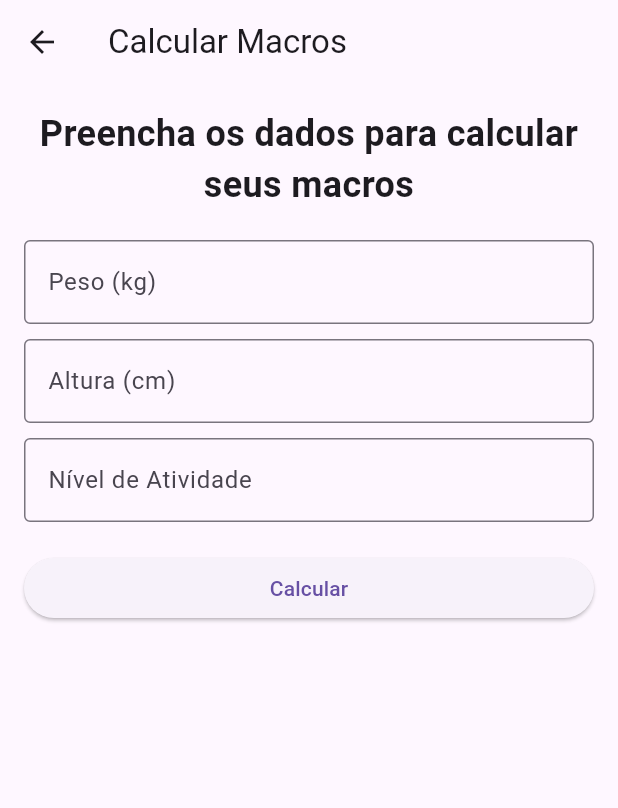
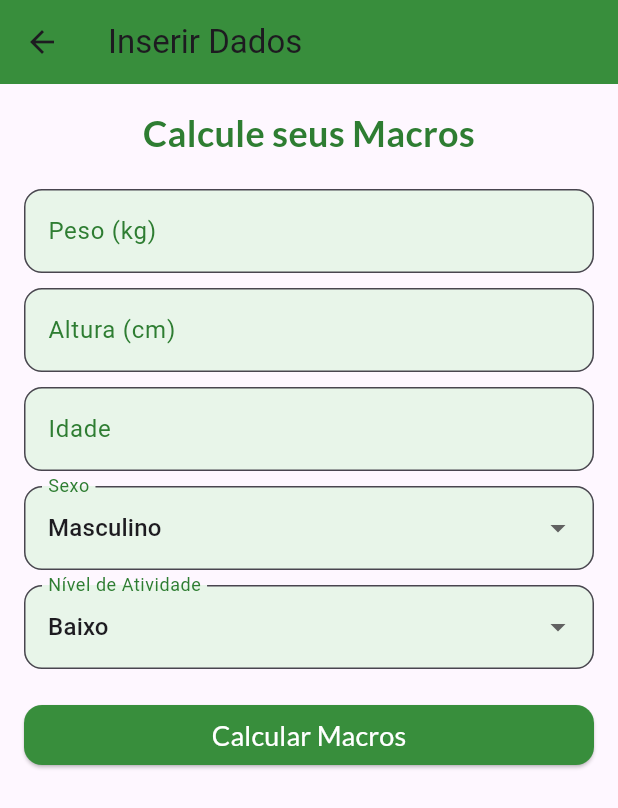
Before and after one commit to erastogodi/aplicativo-treino1, a Flutter app: the screen it shows after launch, after a tap on "Pular", on a phone screen of 412 x 824 dp. Shown: the top 808 px of the screen. Run offline on Flutter 3.47's test engine with Material 3 defaults, Android fonts, the phone set to English and light mode, and no system bars; our stand-ins replace google_fonts.

Commit message:
adicionado novas duas telas para cálculo de macros.

```diff
--- a/lib/controllers/treino_controller.dart
+++ b/lib/controllers/treino_controller.dart
@@ -1,7 +1,7 @@
 import '../models/treino_model.dart';
 
 class TreinoController {
-  List<Treino> _treinos = [];
+  final List<Treino> _treinos = [];
 
   List<Treino> getTreinos() {
     return _treinos;
--- a/lib/main.dart
+++ b/lib/main.dart
@@ -6,6 +6,8 @@ void main() {
 }
 
 class TreinoApp extends StatelessWidget {
+  const TreinoApp({super.key});
+
   @override
   Widget build(BuildContext context) {
     return MaterialApp(
--- a/lib/views/login_view.dart
+++ b/lib/views/login_view.dart
@@ -3,6 +3,8 @@ import 'package:google_fonts/google_fonts.dart';
 import 'macros_form_view.dart';
 
 class LoginView extends StatelessWidget {
+  const LoginView({super.key});
+
   @override
   Widget build(BuildContext context) {
     return Scaffold(
@@ -10,7 +12,7 @@ class LoginView extends StatelessWidget {
         children: [
           // Background Image
           Container(
-            decoration: BoxDecoration(
+            decoration: const BoxDecoration(
               image: DecorationImage(
                 image: AssetImage('assets/images/background_fitness.jpg'),
                 fit: BoxFit.cover,
@@ -40,14 +42,14 @@ class LoginView extends StatelessWidget {
                         Shadow(
                           blurRadius: 10.0,
                           color: Colors.black.withOpacity(0.8), // Sombra escura
-                          offset: Offset(2.0, 2.0),
+                          offset: const Offset(2.0, 2.0),
                         ),
                       ],
                     ),
                   ),
                   textAlign: TextAlign.center,
                 ),
-                SizedBox(height: 10),
+                const SizedBox(height: 10),
                 // Texto menor: "Faça Login"
                 Text(
                   'Faça Login',
@@ -61,31 +63,31 @@ class LoginView extends StatelessWidget {
                   ),
                   textAlign: TextAlign.center,
                 ),
-                SizedBox(height: 20),
+                const SizedBox(height: 20),
                 // Campos de texto com opacidade no fundo para melhor legibilidade
                 Container(
-                  padding: EdgeInsets.symmetric(horizontal: 10),
+                  padding: const EdgeInsets.symmetric(horizontal: 10),
                   decoration: BoxDecoration(
                     color: Colors.white
                         .withOpacity(0.7), // Fundo dos campos com opacidade
                     borderRadius: BorderRadius.circular(8),
                   ),
-                  child: TextField(
+                  child: const TextField(
                     decoration: InputDecoration(
                       labelText: 'Email',
                       border: InputBorder.none,
                     ),
                   ),
                 ),
-                SizedBox(height: 10),
+                const SizedBox(height: 10),
                 Container(
-                  padding: EdgeInsets.symmetric(horizontal: 10),
+                  padding: const EdgeInsets.symmetric(horizontal: 10),
                   decoration: BoxDecoration(
                     color: Colors.white
                         .withOpacity(0.7), // Fundo dos campos com opacidade
                     borderRadius: BorderRadius.circular(8),
                   ),
-                  child: TextField(
+                  child: const TextField(
                     decoration: InputDecoration(
                       labelText: 'Senha',
                       border: InputBorder.none,
@@ -93,13 +95,12 @@ class LoginView extends StatelessWidget {
                     obscureText: true,
                   ),
                 ),
-                SizedBox(height: 20),
+                const SizedBox(height: 20),
                 // Botão de Entrar com opacidade
                 ElevatedButton(
                   onPressed: () {
                     // Implementar lógica de login
                   },
-                  child: Text('Entrar'),
                   style: ElevatedButton.styleFrom(
                     backgroundColor: Colors.white
                         .withOpacity(0.8), // Botão claro para contraste
@@ -108,8 +109,9 @@ class LoginView extends StatelessWidget {
                       borderRadius: BorderRadius.circular(8),
                     ),
                   ),
+                  child: Text('Entrar'),
                 ),
-                SizedBox(height: 10),
+                const SizedBox(height: 10),
                 // Botão de Pular com estilo transparente
                 ElevatedButton(
                   onPressed: () {
@@ -118,12 +120,12 @@ class LoginView extends StatelessWidget {
                       MaterialPageRoute(builder: (context) => MacrosFormView()),
                     );
                   },
-                  child: Text('Pular'),
                   style: ElevatedButton.styleFrom(
                     backgroundColor: Colors.transparent, // Botão transparente
                     foregroundColor:
                         Colors.white, // Texto branco para melhor contraste
                   ),
+                  child: Text('Pular'),
                 ),
               ],
             ),
--- a/lib/views/macros_form_view.dart
+++ b/lib/views/macros_form_view.dart
@@ -1,53 +1,192 @@
 import 'package:flutter/material.dart';
+import 'package:google_fonts/google_fonts.dart';
+import 'macros_result_view.dart';
 
-class MacrosFormView extends StatelessWidget {
+class MacrosFormView extends StatefulWidget {
+  @override
+  _MacrosFormViewState createState() => _MacrosFormViewState();
+}
+
+class _MacrosFormViewState extends State<MacrosFormView> {
+  final _formKey = GlobalKey<FormState>();
+  final TextEditingController _weightController = TextEditingController();
+  final TextEditingController _heightController = TextEditingController();
+  final TextEditingController _ageController = TextEditingController();
+  String _selectedGender = 'Masculino';
+  String _selectedActivityLevel = 'Baixo';
+
   @override
   Widget build(BuildContext context) {
     return Scaffold(
       appBar: AppBar(
-        title: Text('Calcular Macros'),
+        title: Text('Inserir Dados'),
+        backgroundColor: Colors.green.shade700, // Cor verde
       ),
       body: Padding(
         padding: const EdgeInsets.all(16.0),
+        child: Form(
+          key: _formKey,
           child: Column(
             crossAxisAlignment: CrossAxisAlignment.stretch,
             children: [
               Text(
-              'Preencha os dados para calcular seus macros',
-              style: TextStyle(fontSize: 24, fontWeight: FontWeight.bold),
+                'Calcule seus Macros',
+                style: GoogleFonts.lato(
+                  fontSize: 24,
+                  fontWeight: FontWeight.bold,
+                  color: Colors.green.shade800, // Título verde
+                ),
                 textAlign: TextAlign.center,
               ),
-            SizedBox(height: 20),
-            TextField(
+              const SizedBox(height: 20),
+              // Campo Peso
+              TextFormField(
+                controller: _weightController,
+                keyboardType: TextInputType.number,
                 decoration: InputDecoration(
                   labelText: 'Peso (kg)',
-                border: OutlineInputBorder(),
+                  labelStyle: TextStyle(color: Colors.green.shade800),
+                  filled: true,
+                  fillColor: Colors.green.shade50,
+                  border: OutlineInputBorder(
+                    borderRadius: BorderRadius.circular(12),
                   ),
+                ),
+                validator: (value) {
+                  if (value == null || value.isEmpty) {
+                    return 'Insira seu peso';
+                  }
+                  return null;
+                },
+              ),
+              const SizedBox(height: 10),
+              // Campo Altura
+              TextFormField(
+                controller: _heightController,
                 keyboardType: TextInputType.number,
-            ),
-            SizedBox(height: 10),
-            TextField(
                 decoration: InputDecoration(
                   labelText: 'Altura (cm)',
-                border: OutlineInputBorder(),
+                  labelStyle: TextStyle(color: Colors.green.shade800),
+                  filled: true,
+                  fillColor: Colors.green.shade50,
+                  border: OutlineInputBorder(
+                    borderRadius: BorderRadius.circular(12),
                   ),
+                ),
+                validator: (value) {
+                  if (value == null || value.isEmpty) {
+                    return 'Insira sua altura';
+                  }
+                  return null;
+                },
+              ),
+              const SizedBox(height: 10),
+              // Campo Idade
+              TextFormField(
+                controller: _ageController,
                 keyboardType: TextInputType.number,
+                decoration: InputDecoration(
+                  labelText: 'Idade',
+                  labelStyle: TextStyle(color: Colors.green.shade800),
+                  filled: true,
+                  fillColor: Colors.green.shade50,
+                  border: OutlineInputBorder(
+                    borderRadius: BorderRadius.circular(12),
                   ),
-            SizedBox(height: 10),
-            TextField(
+                ),
+                validator: (value) {
+                  if (value == null || value.isEmpty) {
+                    return 'Insira sua idade';
+                  }
+                  return null;
+                },
+              ),
+              const SizedBox(height: 10),
+              // Campo Gênero
+              DropdownButtonFormField<String>(
+                value: _selectedGender,
+                items: ['Masculino', 'Feminino'].map((String value) {
+                  return DropdownMenuItem<String>(
+                    value: value,
+                    child: Text(value),
+                  );
+                }).toList(),
+                onChanged: (newValue) {
+                  setState(() {
+                    _selectedGender = newValue!;
+                  });
+                },
+                decoration: InputDecoration(
+                  labelText: 'Sexo',
+                  labelStyle: TextStyle(color: Colors.green.shade800),
+                  filled: true,
+                  fillColor: Colors.green.shade50,
+                  border: OutlineInputBorder(
+                    borderRadius: BorderRadius.circular(12),
+                  ),
+                ),
+              ),
+              const SizedBox(height: 10),
+              // Campo Nível de Atividade
+              DropdownButtonFormField<String>(
+                value: _selectedActivityLevel,
+                items: ['Baixo', 'Médio', 'Alto'].map((String value) {
+                  return DropdownMenuItem<String>(
+                    value: value,
+                    child: Text(value),
+                  );
+                }).toList(),
+                onChanged: (newValue) {
+                  setState(() {
+                    _selectedActivityLevel = newValue!;
+                  });
+                },
                 decoration: InputDecoration(
                   labelText: 'Nível de Atividade',
-                border: OutlineInputBorder(),
+                  labelStyle: TextStyle(color: Colors.green.shade800),
+                  filled: true,
+                  fillColor: Colors.green.shade50,
+                  border: OutlineInputBorder(
+                    borderRadius: BorderRadius.circular(12),
                   ),
                 ),
-            SizedBox(height: 20),
+              ),
+              const SizedBox(height: 20),
+              // Botão para enviar dados e calcular
               ElevatedButton(
                 onPressed: () {
-                // Lógica para calcular os macros
+                  if (_formKey.currentState!.validate()) {
+                    // Navegar para a tela de resultado com os dados inseridos
+                    Navigator.push(
+                      context,
+                      MaterialPageRoute(
+                        builder: (context) => MacrosResultView(
+                          weight: double.parse(_weightController.text),
+                          height: double.parse(_heightController.text),
+                          age: int.parse(_ageController.text),
+                          gender: _selectedGender,
+                          activityLevel: _selectedActivityLevel,
+                        ),
+                      ),
+                    );
+                  }
                 },
-              child: Text('Calcular'),
+                style: ElevatedButton.styleFrom(
+                  backgroundColor: Colors.green.shade700,
+                  shape: RoundedRectangleBorder(
+                    borderRadius: BorderRadius.circular(12),
+                  ),
+                ),
+                child: Text(
+                  'Calcular Macros',
+                  style: GoogleFonts.lato(
+                    color: Colors.white,
+                    fontSize: 18,
+                  ),
+                ),
               ),
             ],
+          ),
         ),
       ),
     );
--- a/pubspec.yaml
+++ b/pubspec.yaml
@@ -28,6 +28,7 @@ flutter:
   # Adiciona a imagem de fundo para o projeto
   assets:
     - assets/images/background_fitness.jpg
+    - assets/images/background.jpg
 
   # Adiciona fontes customizadas, se necessário no futuro
   # fonts:
```
Also changed, not shown: lib/views/dashboard_view.dart (+8 -6 lines), lib/views/macros_result_view.dart (added, +195 -0 lines), lib/views/rotina_view.dart (+8 -6 lines), assets/images/background.jpg (added). Lines whose indentation alone changed are shown as unchanged.
